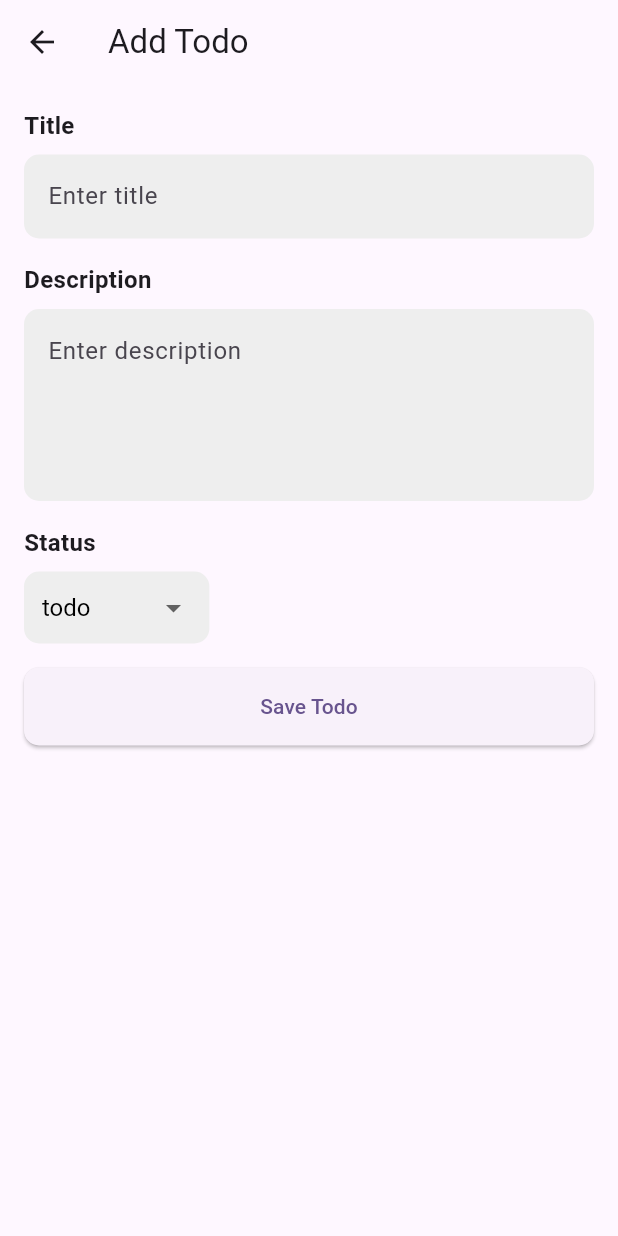
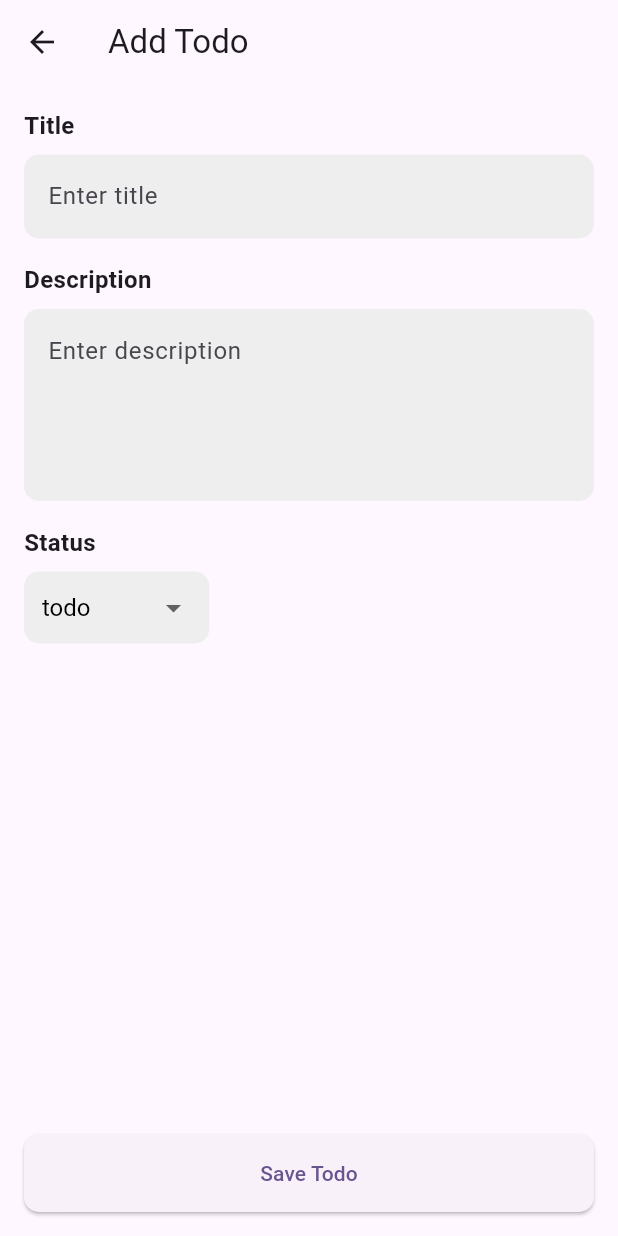
Before and after one commit to HanifNahan/todo-app, a Flutter app: the AddTodoPage screen opened directly, on a phone screen of 412 x 824 dp. Run offline on Flutter 3.47's test engine with Material 3 defaults, Android fonts, the phone set to English and light mode, and no system bars; network calls fail.

Commit message:
save todo button

```diff
--- a/app/lib/page/add_todo_page.dart
+++ b/app/lib/page/add_todo_page.dart
@@ -69,7 +69,10 @@ class _AddTodoPageState extends State<AddTodoPage> {
       appBar: AppBar(
         title: const Text('Add Todo'),
       ),
-      body: SingleChildScrollView(
+      body: Column(
+        children: [
+          Expanded(
+            child: SingleChildScrollView(
               padding: const EdgeInsets.all(16.0),
               child: Column(
                 crossAxisAlignment: CrossAxisAlignment.start,
@@ -136,9 +139,12 @@ class _AddTodoPageState extends State<AddTodoPage> {
                       }).toList(),
                     ),
                   ),
-            const SizedBox(height: 16),
-            SizedBox(
-              width: double.infinity,
+                ],
+              ),
+            ),
+          ),
+          Padding(
+            padding: const EdgeInsets.all(16),
             child: ButtonPrimary(
               onPressed: () {
                 _createTodo();
@@ -148,7 +154,6 @@ class _AddTodoPageState extends State<AddTodoPage> {
           ),
         ],
       ),
-      ),
     );
   }
 }
```
Also changed, not shown: app/lib/page/edit_todo_page.dart (+15 -2 lines), 1 other file. Lines whose indentation alone changed are shown as unchanged.
